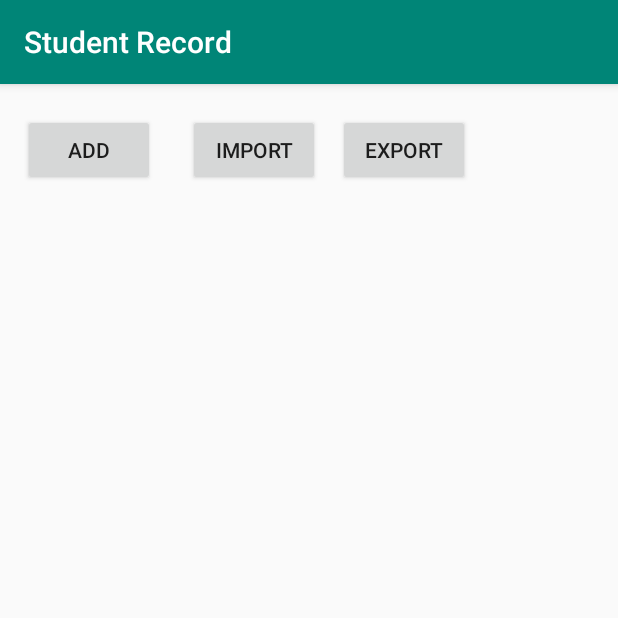
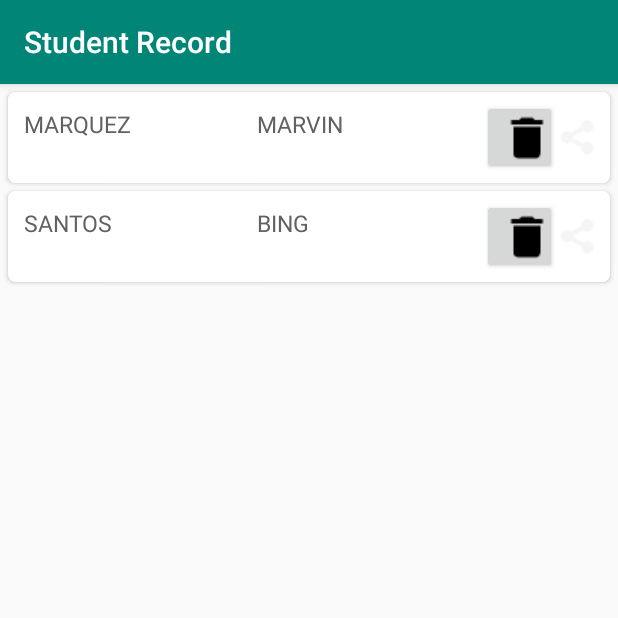
Before and after one commit to marquez-marvz/MyApplication05, an Android app: the screen it shows after launch (Database before the commit, MyRecycle after it), on a phone screen of 412 x 824 dp, the top half of it. Run offline under Robolectric (Android 15) with nearby library versions, the phone set to English and light mode, and no system bars.

Commit message:
April20-707pm

```diff
--- a/app/build.gradle
+++ b/app/build.gradle
@@ -32,4 +32,6 @@ dependencies {
     testImplementation 'junit:junit:4.12'
     androidTestImplementation 'androidx.test.ext:junit:1.1.0'
     androidTestImplementation 'androidx.test.espresso:espresso-core:3.1.1'
+    implementation 'androidx.recyclerview:recyclerview:1.1.0'
+    implementation 'androidx.cardview:cardview:1.0.0'
 }
--- a/app/src/main/AndroidManifest.xml
+++ b/app/src/main/AndroidManifest.xml
@@ -9,7 +9,7 @@
         android:roundIcon="@mipmap/ic_launcher_round"
         android:supportsRtl="true"
         android:theme="@style/AppTheme">
-        <activity android:name=".Database">
+        <activity android:name=".MyRecycle">
             <intent-filter>
                 <action android:name="android.intent.action.MAIN" />
 
--- a/app/src/main/java/com/example/myapplication05/Database.kt
+++ b/app/src/main/java/com/example/myapplication05/Database.kt
@@ -8,8 +8,9 @@ import android.os.Environment
 import android.util.Log
 import android.view.LayoutInflater
 import android.view.View
-import android.view.ViewGroup
-import android.widget.*
+import android.widget.AdapterView
+import android.widget.ArrayAdapter
+import android.widget.Toast
 import androidx.appcompat.app.AlertDialog
 import androidx.appcompat.app.AppCompatActivity
 import androidx.core.app.ActivityCompat
@@ -23,6 +24,7 @@ class Database : AppCompatActivity() {
     companion object {
         var list = arrayListOf<StudentModel>()
     }
+
 
 //
 //    private var buttonaddticket: Button? = null
@@ -121,8 +123,8 @@ class Database : AppCompatActivity() {
 
         lvwstudent.setOnItemClickListener { adapterView: AdapterView<*>?,
                                             view: View?, position: Int, l: Long ->
-            ShowDialog("VIEW", position, this);
-        //    Msgbox("Hello World")
+           //  ShowDialog("VIEW", position, this);
+             Msgbox("Hello World")
         }
     }
 
@@ -276,7 +278,8 @@ class Database : AppCompatActivity() {
                             section
                         )
                         studentDialog.dismiss()
-                        ViewRecord(context)
+                       // ViewRecord(context)
+
                     }
                 }//end when
             }    //clickl
--- /dev/null
+++ b/app/src/main/java/com/example/myapplication05/MyRecycle.kt
@@ -0,0 +1,32 @@
+package com.example.myapplication05
+
+import android.os.Bundle
+import android.widget.LinearLayout
+import androidx.appcompat.app.AppCompatActivity
+import androidx.recyclerview.widget.LinearLayoutManager
+import kotlinx.android.synthetic.main.myrecycle.*
+
+class MyRecycle : AppCompatActivity() {
+    override fun onCreate(savedInstanceState: Bundle?) {
+        super.onCreate(savedInstanceState)
+        setContentView(R.layout.myrecycle)
+
+        val layoutmanager = LinearLayoutManager(this)
+        layoutmanager.orientation = LinearLayoutManager.VERTICAL;
+        recPerson.layoutManager = layoutmanager
+        var list = arrayListOf<Person>()
+//
+        list.add(Person("MARVIN", "MARQUEZ"))
+         list.add(Person("BING", "SANTOS"))
+//        list.add(Person("BOY" , "AGTA")
+
+     //      list.add(Person("MARVIN"))
+////                list.add(Person("BING"))
+////                list.add(Person("BOY"))
+
+        val adapter = NewAdapter(this, list)
+        recPerson.adapter = adapter
+
+
+    }
+}
--- /dev/null
+++ b/app/src/main/java/com/example/myapplication05/NewAdapter.kt
@@ -0,0 +1,58 @@
+package com.example.myapplication05
+
+import android.content.Context
+import android.view.LayoutInflater
+import android.view.View
+import android.view.ViewGroup
+import android.widget.Toast
+import androidx.recyclerview.widget.RecyclerView
+import kotlinx.android.synthetic.main.dialog_student.view.*
+import kotlinx.android.synthetic.main.recycle_row.view.*
+
+class NewAdapter (val context:Context, val person:List<Person>):RecyclerView.Adapter<NewAdapter.MyViewHolder>() {
+
+
+    override fun onCreateViewHolder(parent: ViewGroup, viewType: Int): MyViewHolder {
+
+        val myView = LayoutInflater.from(context).inflate(R.layout.recycle_row, parent, false)
+        return MyViewHolder((myView))
+    }
+
+    override fun getItemCount(): Int {
+
+       return person.size;
+    }
+
+    override fun onBindViewHolder(holder: MyViewHolder, position: Int) {
+
+
+        val person= person[position]
+        holder.setData(person, position)
+
+    }
+
+    inner class MyViewHolder(itemView: View) : RecyclerView.ViewHolder(itemView) {
+
+        var currentPerson: Person? = null
+        var currentPosition: Int = 0
+
+        init {
+            itemView.setOnClickListener {
+                // Toast.makeText(context, currentPerson!!.firstname + "", Toast.LENGTH_SHORT).show();
+                Toast.makeText(context, "Hello", Toast.LENGTH_SHORT).show();
+            }
+
+            itemView.rowBtnDelete.setOnClickListener {
+                // Toast.makeText(context, currentPerson!!.firstname + "", Toast.LENGTH_SHORT).show();
+                Toast.makeText(context, "Delete", Toast.LENGTH_SHORT).show();
+            }
+        }//init
+
+        fun setData(pp: Person?, pos: Int) {
+            itemView.txtfirstName.text = pp!!.lastname
+             itemView.txtLastName.text =pp!!.firstname
+            this.currentPerson= pp;
+            this.currentPosition = pos
+        }
+    }
+}
--- /dev/null
+++ b/app/src/main/java/com/example/myapplication05/Person.kt
@@ -0,0 +1,6 @@
+package com.example.myapplication05
+class Person (var firstname:String, var lastname:String ){
+   // class Person (var firstname:String){
+
+
+}
--- a/app/src/main/java/com/example/myapplication05/StudentAdapter.kt
+++ b/app/src/main/java/com/example/myapplication05/StudentAdapter.kt
@@ -7,8 +7,9 @@ import android.view.ViewGroup
 import android.widget.*
 
 
-class StudentAdapter (var myContext: Context, var resources:Int, var myItems:List<StudentModel>):
+class StudentAdapter (var myContext: Context , var resources:Int, var myItems:List<StudentModel>):
     ArrayAdapter<StudentModel>(myContext, resources, myItems) {
+
 
     var lcontext: Context? = null
 
@@ -28,16 +29,14 @@ class StudentAdapter (var myContext: Context, var resources:Int, var myItems:Lis
         //Button  = (Button) row.findViewById(R.id.DeleteImageView);
         val delete: Button = view.findViewById(R.id.rowBtnDelete)
 
-//        delete.setOnClickListener {
-//            Toast.makeText(this.context, position.toString(),  Toast.LENGTH_LONG).show();
-//            var db:Database = Database();
-//           db.ShowDialog("VIEW", position, myContext)
-//        //    db.ViewRecord(myContext)
-//           // db.Sample("VIEW", position)
-//
-//        }
+        delete.setOnClickListener {
+            Toast.makeText(this.context, position.toString(), Toast.LENGTH_LONG).show();
+            var db: Database = Database();
+            db.ShowDialog("VIEW", position, myContext)
 
-
+            // db.Sample("VIEW", position)
+            this.notifyDataSetChanged()
+        }
             var theItem = myItems[position]
         sn.text = theItem.sn
         fname.text = theItem.fname
--- /dev/null
+++ b/app/src/main/res/layout/myrecycle.xml
@@ -0,0 +1,12 @@
+<?xml version="1.0" encoding="utf-8"?>
+<LinearLayout xmlns:android="http://schemas.android.com/apk/res/android"
+    android:orientation="horizontal"
+    android:layout_width="match_parent"
+    android:layout_height="match_parent">
+
+
+    <androidx.recyclerview.widget.RecyclerView
+        android:layout_width="match_parent"
+        android:layout_height="match_parent"
+        android:id="@+id/recPerson"/>
+</LinearLayout>
--- /dev/null
+++ b/app/src/main/res/layout/recycle_row.xml
@@ -0,0 +1,62 @@
+<?xml version="1.0" encoding="utf-8"?>
+<androidx.cardview.widget.CardView
+    xmlns:android="http://schemas.android.com/apk/res/android"
+    xmlns:card_view="http://schemas.android.com/apk/res-auto"
+    android:layout_width="match_parent"
+    android:layout_height="wrap_content"
+    android:layout_marginLeft="5dp"
+    android:layout_marginRight="5dp"
+    android:layout_marginTop="5dp"
+    card_view:cardCornerRadius="5dp">
+
+    <LinearLayout
+        android:layout_width="match_parent"
+        android:layout_height="match_parent"
+        android:background="@android:color/white"
+        android:baselineAligned="false"
+        android:orientation="horizontal"
+        android:padding="5dp">
+
+        <TextView
+            android:id="@+id/txtfirstName"
+            android:layout_width="0dp"
+            android:layout_height="20dp"
+            android:layout_margin="5dp"
+            android:layout_weight="1"
+            android:text="Title"
+            android:textColor="#616161"
+            android:textSize="15sp" />
+
+        <TextView
+            android:id="@+id/txtLastName"
+            android:layout_width="0dp"
+            android:layout_height="20dp"
+            android:layout_margin="5dp"
+            android:layout_weight="1"
+            android:text="Title"
+            android:textColor="#616161"
+            android:textSize="15sp" />
+
+        <Button
+            android:id="@+id/rowBtnDelete"
+            android:layout_width="50dp"
+            android:layout_height="50dp"
+            android:layout_alignParentTop="true"
+            android:layout_alignParentLeft="true"
+            android:textSize="10sp"
+            android:visibility="visible"
+            android:drawableLeft="@drawable/delete"
+            android:text="" />
+
+
+        <ImageView
+            android:id="@+id/imgShare"
+            android:layout_width="30dp"
+            android:layout_height="match_parent"
+            android:layout_gravity="center"
+            android:src="@android:drawable/ic_menu_share"
+            android:tint="#eeeeee"/>
+
+    </LinearLayout>
+
+</androidx.cardview.widget.CardView>
```
